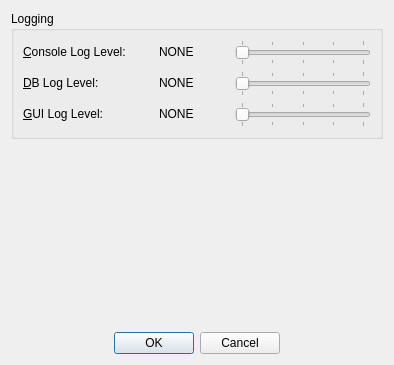
The window that src/dlgpreferences.ui (pballok/watta) describes before a commit, drawn with Qt 5.
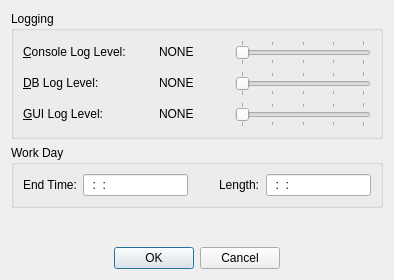
The same window after the commit.

What changed in the file:
```diff
--- a/src/dlgpreferences.ui
+++ b/src/dlgpreferences.ui
@@ -10,7 +10,7 @@
     <x>0</x>
     <y>0</y>
     <width>394</width>
-    <height>365</height>
+    <height>280</height>
    </rect>
   </property>
   <property name="windowTitle">
@@ -260,6 +260,56 @@
      </layout>
     </widget>
    </item>
+   <item>
+    <widget class="QGroupBox" name="grpWorkDay">
+     <property name="title">
+      <string>Work Day</string>
+     </property>
+     <layout class="QHBoxLayout" name="horizontalLayout_3">
+      <item>
+       <widget class="QLabel" name="lblWorkDayEnd">
+        <property name="text">
+         <string>End Time:</string>
+        </property>
+       </widget>
+      </item>
+      <item>
+       <widget class="QLineEdit" name="ledWorkDayEnd">
+        <property name="inputMask">
+         <string notr="true">99:99:99; </string>
+        </property>
+       </widget>
+      </item>
+      <item>
+       <spacer name="horizontalSpacer">
+        <property name="orientation">
+         <enum>Qt::Horizontal</enum>
+        </property>
+        <property name="sizeHint" stdset="0">
+         <size>
+          <width>29</width>
+          <height>20</height>
+         </size>
+        </property>
+       </spacer>
+      </item>
+      <item>
+       <widget class="QLabel" name="lblWorkDayLen">
+        <property name="text">
+         <string>Length:</string>
+        </property>
+       </widget>
+      </item>
+      <item>
+       <widget class="QLineEdit" name="ledWorkDayLen">
+        <property name="inputMask">
+         <string notr="true">99:99:99; </string>
+        </property>
+       </widget>
+      </item>
+     </layout>
+    </widget>
+   </item>
    <item>
     <spacer name="spcSpacer">
      <property name="orientation">
```
